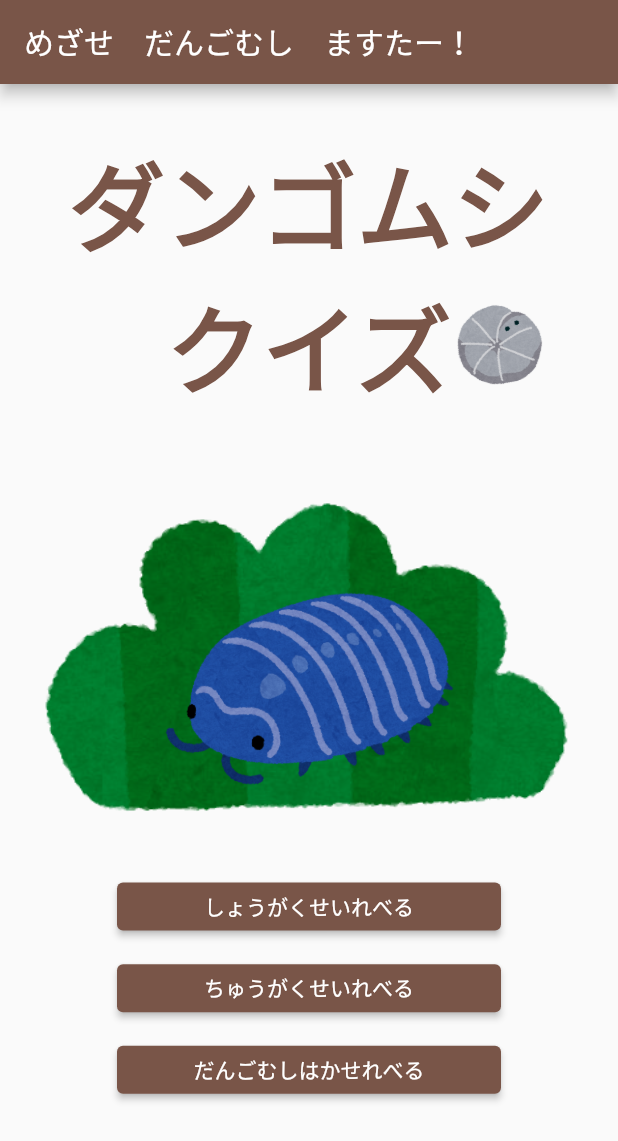
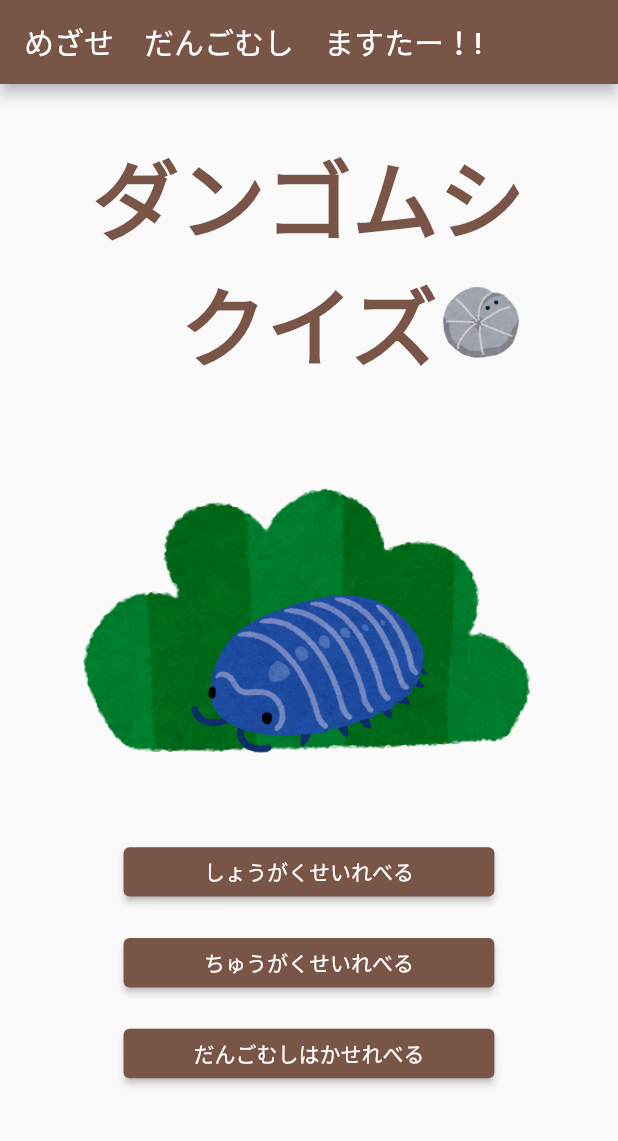
Before and after one commit to phi7/dangomushi_quiz, a Flutter app: the screen it shows after launch, on a phone screen of 412 x 824 dp. Shown: the top 1141 px of the screen. Run offline on Flutter 3.47's test engine with Material 2 defaults, Android fonts, the phone set to English and light mode, and no system bars; drawn by our look-alikes of google_mobile_ads; our stand-ins replace audioplayers; network calls fail.

Commit message:
app storeにリリース

```diff
--- a/lib/home_page/advanced_button.dart
+++ b/lib/home_page/advanced_button.dart
@@ -8,10 +8,12 @@ class AdvancedButton extends StatelessWidget {
 
   @override
   Widget build(BuildContext context) {
+    final double deviceHeight = MediaQuery.of(context).size.height;
+    final double deviceWidth = MediaQuery.of(context).size.width;
     return Container(
       child: SizedBox(
-        width: 256,
-        height: 32,
+        width: deviceWidth*0.6,
+        height: deviceHeight*0.04,
         child: ElevatedButton(
           onPressed: () {
             _player.play('sound1.mp3');
--- a/lib/home_page/beginner_button.dart
+++ b/lib/home_page/beginner_button.dart
@@ -8,10 +8,12 @@ class BeginnerButton extends StatelessWidget {
 
   @override
   Widget build(BuildContext context) {
+    final double deviceHeight = MediaQuery.of(context).size.height;
+    final double deviceWidth = MediaQuery.of(context).size.width;
     return Container(
       child: SizedBox(
-        width:256,
-        height: 32,
+        width: deviceWidth*0.6,
+        height: deviceHeight*0.04,
         child: ElevatedButton(
           onPressed: () {
             _player.play('sound1.mp3');
--- a/lib/home_page/intermediate_button.dart
+++ b/lib/home_page/intermediate_button.dart
@@ -8,10 +8,12 @@ class IntermediateButton extends StatelessWidget {
 
   @override
   Widget build(BuildContext context) {
+    final double deviceHeight = MediaQuery.of(context).size.height;
+    final double deviceWidth = MediaQuery.of(context).size.width;
     return Container(
       child: SizedBox(
-        width: 256,
-        height: 32,
+        width: deviceWidth*0.6,
+        height: deviceHeight*0.04,
         child: ElevatedButton(
           onPressed: () {
             _player.play('sound1.mp3');
--- a/lib/home_page/title_area.dart
+++ b/lib/home_page/title_area.dart
@@ -5,6 +5,8 @@ class TitleArea extends StatelessWidget {
 
   @override
   Widget build(BuildContext context) {
+    final double deviceHeight = MediaQuery.of(context).size.height;
+    final double deviceWidth = MediaQuery.of(context).size.width;
     return Container(
       child: Padding(
         padding: const EdgeInsets.all(32.0),
@@ -14,7 +16,7 @@ class TitleArea extends StatelessWidget {
                 "ダンゴムシ",
                 style: TextStyle(
                   fontWeight: FontWeight.bold,
-                  fontSize: 64,
+                  fontSize: deviceHeight*0.07,
                   color: Theme.of(context).primaryColor,
                 ),
               ),
@@ -25,14 +27,14 @@ class TitleArea extends StatelessWidget {
                     "　クイズ",
                     style: TextStyle(
                       fontWeight: FontWeight.bold,
-                      fontSize: 64,
+                      fontSize: deviceHeight*0.07,
                       color: Theme.of(context).primaryColor,
                     ),
                   ),
                   Image.asset(
                     "images/title_rolly_polly.png",
-                    height: 64.0,
-                    width: 64.0,
+                    height: deviceHeight*0.07,
+                    width: deviceHeight*0.07,
                   ),
                 ],
               ),
--- a/lib/home_page/title_picture.dart
+++ b/lib/home_page/title_picture.dart
@@ -3,18 +3,20 @@ import 'package:flutter/material.dart';
 class TitlePicture extends StatelessWidget {
   @override
   Widget build(BuildContext context) {
+    final double deviceHeight = MediaQuery.of(context).size.height;
+    final double deviceWidth = MediaQuery.of(context).size.width;
     return Container(
       child: Center(
         child: Stack(alignment: Alignment.bottomCenter, children: <Widget>[
           Image.asset(
             "images/img_1.png",
-            width: 888,
-            height: 256,
+            width: deviceWidth*0.8,
+            height: deviceHeight*0.3,
           ),
           Image.asset(
             "images/img_2.png",
-            height: 200.0,
-            width: 200.0,
+            width: deviceWidth*0.5,
+            height: deviceHeight*0.2,
           ),
         ]),
       ),
--- a/lib/main.dart
+++ b/lib/main.dart
@@ -8,8 +8,8 @@ import 'package:flutter/foundation.dart';
 
 const Map<String, String> UNIT_ID = kReleaseMode
     ? {
-        'ios': '[YOUR iOS AD UNIT ID]',
-        'android': '[YOUR ANDROID AD UNIT ID]',
+        'ios': 'ca-app-pub-8435123425900656/7849378003',
+        'android': 'ca-app-pub-8435123425900656/2309083199',
       }
     : {
         'ios': 'ca-app-pub-3940256099942544/2934735716',
@@ -39,7 +39,7 @@ class MyApp extends StatelessWidget {
         theme: ThemeData(
           primarySwatch: Colors.brown,
         ),
-        home: MyHomePage(title: 'めざせ　だんごむし　ますたー！'),
+        home: MyHomePage(title: 'めざせ　だんごむし　ますたー！!'),
       ),
     );
   }
```
Also changed, not shown: pubspec.lock, 16 other files.
